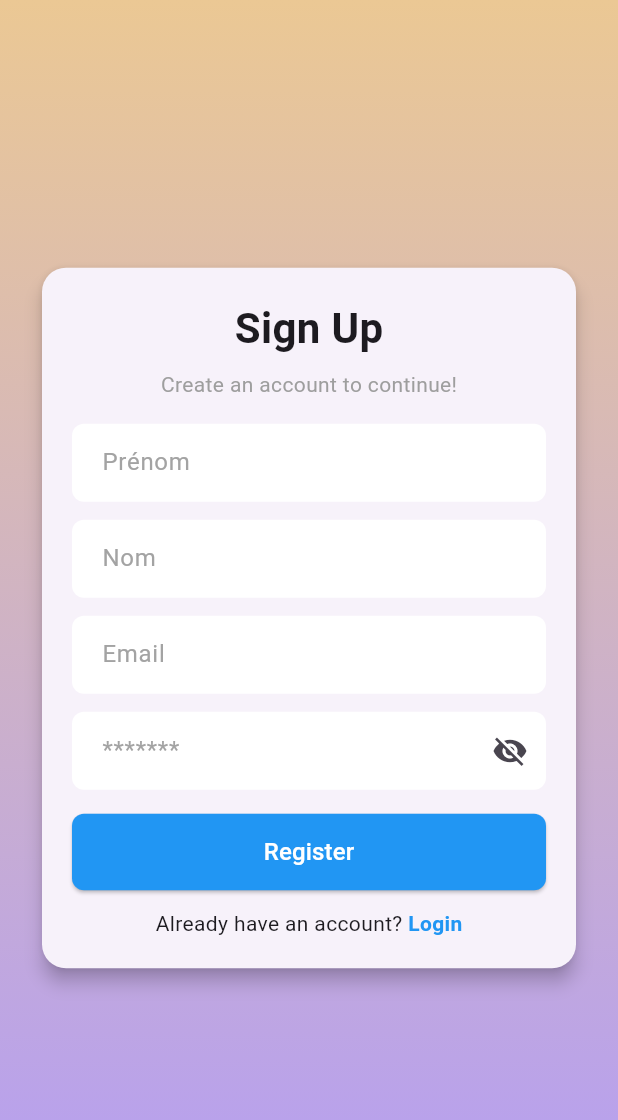
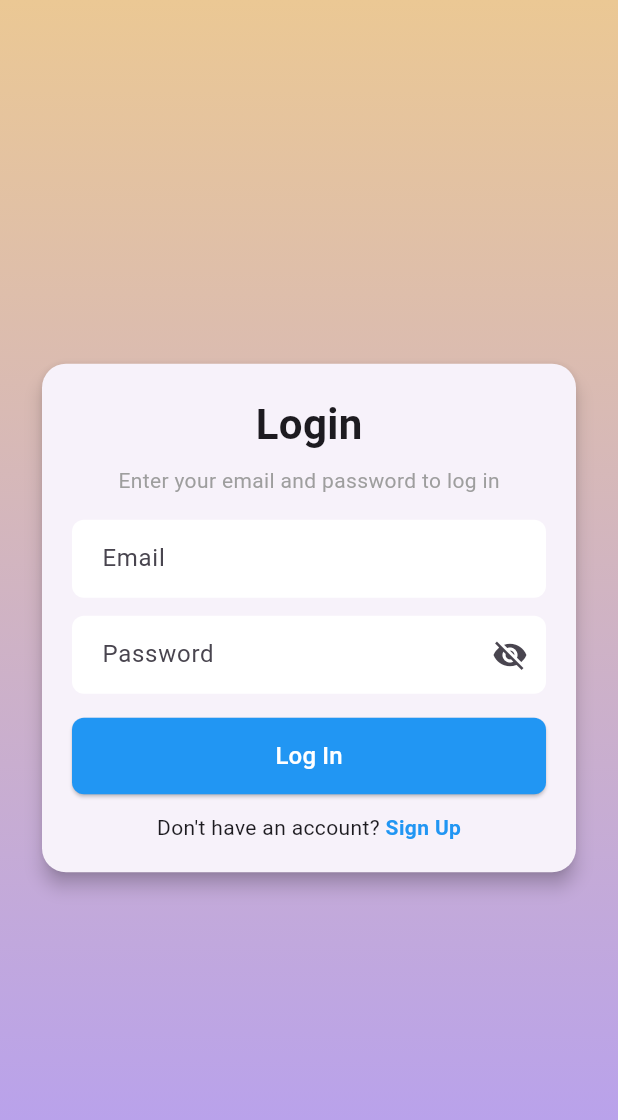
Before and after one commit to HafsaTimenzay/formulaire_app, a Flutter app: the screen it shows after launch, on a phone screen of 412 x 824 dp. Shown: the top 1120 px of the screen. Run offline on Flutter 3.47's test engine with Material 3 defaults, Android fonts, the phone set to English and light mode, and no system bars.

Commit message:
add login

```diff
--- a/lib/main.dart
+++ b/lib/main.dart
@@ -1,5 +1,5 @@
 import 'package:flutter/material.dart';
-import 'views/signup_screen.dart';
+import './views/login_screen.dart';
 
 void main() {
   runApp(MyApp());
@@ -10,7 +10,7 @@ class MyApp extends StatelessWidget {
   Widget build(BuildContext context) {
     return MaterialApp(
       debugShowCheckedModeBanner: false,
-      home: SignUpScreen(),
+      home: LoginScreen(),
     );
   }
 }
--- /dev/null
+++ b/lib/views/login_screen.dart
@@ -0,0 +1,128 @@
+import 'package:flutter/material.dart';
+import 'signup_screen.dart';
+
+class LoginScreen extends StatelessWidget {
+  @override
+  Widget build(BuildContext context) {
+    return Scaffold(
+      body: Container(
+        width: double.infinity,
+        height: double.infinity,
+        decoration: BoxDecoration(
+          gradient: LinearGradient(
+            colors: [Color(0xFFEBC894), Color(0xFFB49EF4)],
+            begin: Alignment.topCenter,
+            end: Alignment.bottomCenter,
+          ),
+        ),
+        child: Center(
+          child: Padding(
+            padding: const EdgeInsets.symmetric(horizontal: 24.0),
+            child: SingleChildScrollView(
+              child: Card(
+                shape: RoundedRectangleBorder(
+                  borderRadius: BorderRadius.circular(16),
+                ),
+                elevation: 5,
+                child: Padding(
+                  padding: const EdgeInsets.all(20.0),
+                  child: Column(
+                    mainAxisSize: MainAxisSize.min,
+                    children: [
+                      Text(
+                        "Login",
+                        style: TextStyle(
+                          fontSize: 28,
+                          fontWeight: FontWeight.bold,
+                        ),
+                      ),
+                      SizedBox(height: 8),
+                      Text("Enter your email and password to log in",
+                          style: TextStyle(color: Colors.grey)),
+                      SizedBox(height: 16),
+                      _buildTextField("Email"),
+                      SizedBox(height: 12),
+                      _buildPasswordField("Password"),
+                      SizedBox(height: 16),
+                      ElevatedButton(
+                        onPressed: () {
+                          // Logique de connexion ici
+                        },
+                        style: ElevatedButton.styleFrom(
+                          backgroundColor: Colors.blue,
+                          padding: EdgeInsets.symmetric(vertical: 14),
+                          shape: RoundedRectangleBorder(
+                            borderRadius: BorderRadius.circular(8),
+                          ),
+                        ),
+                        child: Center(
+                          child: Text("Log In",
+                              style:
+                                  TextStyle(fontSize: 16, color: Colors.white)),
+                        ),
+                      ),
+                      SizedBox(height: 12),
+                      Row(
+                        mainAxisAlignment: MainAxisAlignment.center,
+                        children: [
+                          Text("Don't have an account? "),
+                          GestureDetector(
+                            onTap: () {
+                              Navigator.push(
+                                context,
+                                MaterialPageRoute(
+                                    builder: (context) => SignUpScreen()),
+                              );
+                            },
+                            child: Text(
+                              "Sign Up",
+                              style: TextStyle(
+                                  color: Colors.blue,
+                                  fontWeight: FontWeight.bold),
+                            ),
+                          ),
+                        ],
+                      ),
+                    ],
+                  ),
+                ),
+              ),
+            ),
+          ),
+        ),
+      ),
+    );
+  }
+
+  Widget _buildTextField(String hint) {
+    return TextField(
+      decoration: InputDecoration(
+        hintText: hint,
+        filled: true,
+        fillColor: Colors.white,
+        border: OutlineInputBorder(
+          borderRadius: BorderRadius.circular(8),
+          borderSide: BorderSide.none,
+        ),
+        contentPadding: EdgeInsets.symmetric(vertical: 14, horizontal: 16),
+      ),
+    );
+  }
+
+  Widget _buildPasswordField(String hint) {
+    return TextField(
+      obscureText: true,
+      decoration: InputDecoration(
+        hintText: hint,
+        filled: true,
+        fillColor: Colors.white,
+        border: OutlineInputBorder(
+          borderRadius: BorderRadius.circular(8),
+          borderSide: BorderSide.none,
+        ),
+        contentPadding: EdgeInsets.symmetric(vertical: 14, horizontal: 16),
+        suffixIcon: Icon(Icons.visibility_off),
+      ),
+    );
+  }
+}
--- a/lib/views/signup_screen.dart
+++ b/lib/views/signup_screen.dart
@@ -1,5 +1,6 @@
 import 'package:flutter/material.dart';
 import 'welcome_screen.dart';
+import 'login_screen.dart';
 
 class SignUpScreen extends StatefulWidget {
   @override
@@ -11,26 +12,43 @@ class _SignUpScreenState extends State<SignUpScreen> {
   final TextEditingController nomController = TextEditingController();
   final TextEditingController emailController = TextEditingController();
   final TextEditingController passwordController = TextEditingController();
+  bool _isPasswordVisible = false;
 
   void _register() {
     String prenom = prenomController.text.trim();
     String nom = nomController.text.trim();
+    String email = emailController.text.trim();
+    String password = passwordController.text;
 
-    if (prenom.isNotEmpty && nom.isNotEmpty) {
-      print("Prénom: $prenom, Nom: $nom, Email: ${emailController.text}");
-
-      // ✅ Aller vers la page d'accueil avec les infos
-      Navigator.push(
-        context,
-        MaterialPageRoute(
-          builder: (context) => WelcomeScreen(prenom: prenom, nom: nom),
-        ),
-      );
-    } else {
+    if (prenom.isEmpty || nom.isEmpty || email.isEmpty || password.isEmpty) {
       ScaffoldMessenger.of(context).showSnackBar(
         SnackBar(content: Text("Veuillez remplir tous les champs")),
       );
+      return;
     }
+
+    if (!RegExp(r"^[a-zA-Z0-9._%+-]+@[a-zA-Z0-9.-]+\.[a-zA-Z]{2,4}").hasMatch(email)) {
+      ScaffoldMessenger.of(context).showSnackBar(
+        SnackBar(content: Text("Veuillez entrer un email valide")),
+      );
+      return;
+    }
+
+    if (password.length < 6) {
+      ScaffoldMessenger.of(context).showSnackBar(
+        SnackBar(content: Text("Le mot de passe doit contenir au moins 6 caractères")),
+      );
+      return;
+    }
+
+    print("Prénom: $prenom, Nom: $nom, Email: $email");
+
+    Navigator.push(
+      context,
+      MaterialPageRoute(
+        builder: (context) => WelcomeScreen(prenom: prenom, nom: nom),
+      ),
+    );
   }
 
   @override
@@ -60,18 +78,9 @@ class _SignUpScreenState extends State<SignUpScreen> {
                   child: Column(
                     mainAxisSize: MainAxisSize.min,
                     children: [
-                      Text(
-                        "Sign Up",
-                        style: TextStyle(
-                          fontSize: 28,
-                          fontWeight: FontWeight.bold,
-                        ),
-                      ),
+                      Text("Sign Up", style: TextStyle(fontSize: 28, fontWeight: FontWeight.bold)),
                       SizedBox(height: 8),
-                      Text(
-                        "Create an account to continue!",
-                        style: TextStyle(color: Colors.grey),
-                      ),
+                      Text("Create an account to continue!", style: TextStyle(color: Colors.grey)),
                       SizedBox(height: 16),
                       _buildTextField("Prénom", prenomController),
                       SizedBox(height: 12),
@@ -79,22 +88,17 @@ class _SignUpScreenState extends State<SignUpScreen> {
                       SizedBox(height: 12),
                       _buildTextField("Email", emailController),
                       SizedBox(height: 12),
-                      _buildPasswordField("*******", passwordController),
+                      _buildPasswordField(),
                       SizedBox(height: 16),
                       ElevatedButton(
-                        onPressed: _register, // ✅ Appelle la fonction de validation
+                        onPressed: _register,
                         style: ElevatedButton.styleFrom(
-                          backgroundColor: Colors.blue,
+                          backgroundColor: Colors.deepPurple,
                           padding: EdgeInsets.symmetric(vertical: 14),
-                          shape: RoundedRectangleBorder(
-                            borderRadius: BorderRadius.circular(8),
-                          ),
+                          shape: RoundedRectangleBorder(borderRadius: BorderRadius.circular(8)),
                         ),
                         child: Center(
-                          child: Text(
-                            "Register",
-                            style: TextStyle(fontSize: 16, color: Colors.white),
-                          ),
+                          child: Text("Register", style: TextStyle(fontSize: 16, color: Colors.white)),
                         ),
                       ),
                       SizedBox(height: 12),
@@ -103,13 +107,15 @@ class _SignUpScreenState extends State<SignUpScreen> {
                         children: [
                           Text("Already have an account? "),
                           GestureDetector(
-                            onTap: () {}, // À ajouter plus tard
+                            onTap: () {
+                              Navigator.push(
+                                context,
+                                MaterialPageRoute(builder: (context) => LoginScreen()),
+                              );
+                            },
                             child: Text(
                               "Login",
-                              style: TextStyle(
-                                color: Colors.blue,
-                                fontWeight: FontWeight.bold,
-                              ),
+                              style: TextStyle(color: Colors.blue, fontWeight: FontWeight.bold),
                             ),
                           ),
                         ],
@@ -128,35 +134,35 @@ class _SignUpScreenState extends State<SignUpScreen> {
   Widget _buildTextField(String hint, TextEditingController controller) {
     return TextField(
       controller: controller,
+      keyboardType: hint == "Email" ? TextInputType.emailAddress : TextInputType.text,
       decoration: InputDecoration(
         hintText: hint,
-        hintStyle: TextStyle(color: Color(0xFFA3A3A3)),
         filled: true,
         fillColor: Colors.white,
-        border: OutlineInputBorder(
-          borderRadius: BorderRadius.circular(8),
-          borderSide: BorderSide.none,
-        ),
+        border: OutlineInputBorder(borderRadius: BorderRadius.circular(8), borderSide: BorderSide.none),
         contentPadding: EdgeInsets.symmetric(vertical: 14, horizontal: 16),
       ),
     );
   }
 
-  Widget _buildPasswordField(String hint, TextEditingController controller) {
+  Widget _buildPasswordField() {
     return TextField(
-      controller: controller,
-      obscureText: true,
+      controller: passwordController,
+      obscureText: !_isPasswordVisible,
       decoration: InputDecoration(
-        hintText: hint,
-        hintStyle: TextStyle(color: Color(0xFFA3A3A3)),
+        hintText: "Mot de passe",
         filled: true,
         fillColor: Colors.white,
-        border: OutlineInputBorder(
-          borderRadius: BorderRadius.circular(8),
-          borderSide: BorderSide.none,
+        border: OutlineInputBorder(borderRadius: BorderRadius.circular(8), borderSide: BorderSide.none),
+        contentPadding: EdgeInsets.symmetric(vertical: 14, horizontal: 16),
+        suffixIcon: IconButton(
+          icon: Icon(_isPasswordVisible ? Icons.visibility : Icons.visibility_off),
+          onPressed: () {
+            setState(() {
+              _isPasswordVisible = !_isPasswordVisible;
+            });
+          },
         ),
-        contentPadding: EdgeInsets.symmetric(vertical: 14, horizontal: 16),
-        suffixIcon: Icon(Icons.visibility_off),
       ),
     );
   }
```
Also changed, not shown: lib/views/welcome_screen.dart (+16 -10 lines).
